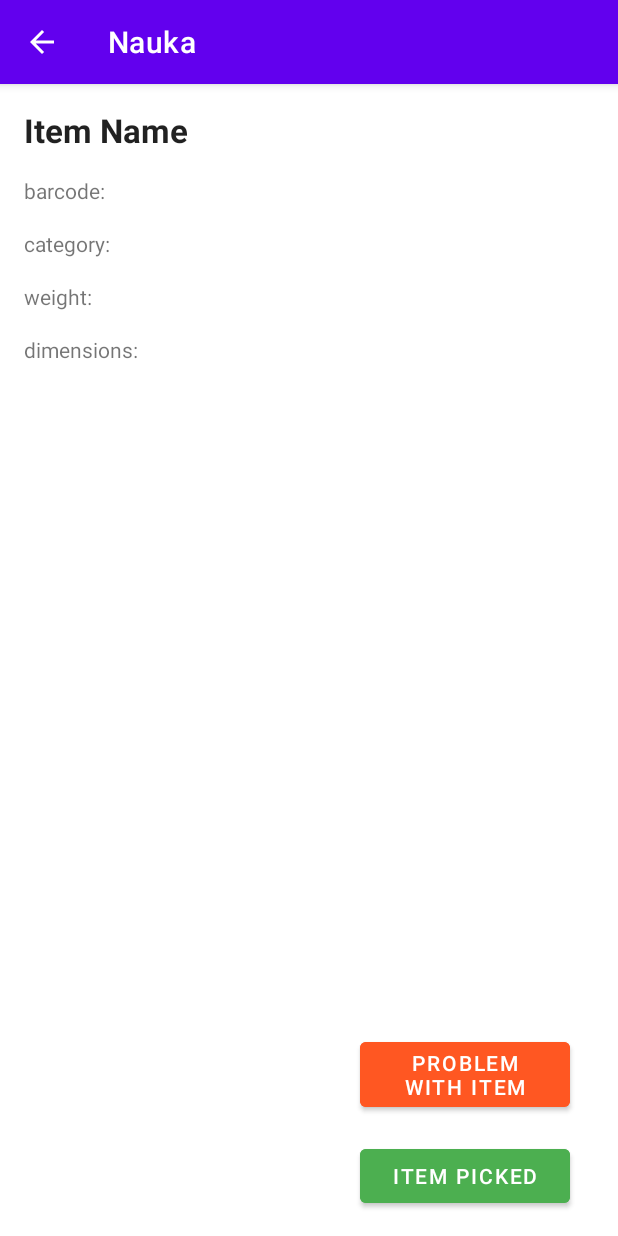
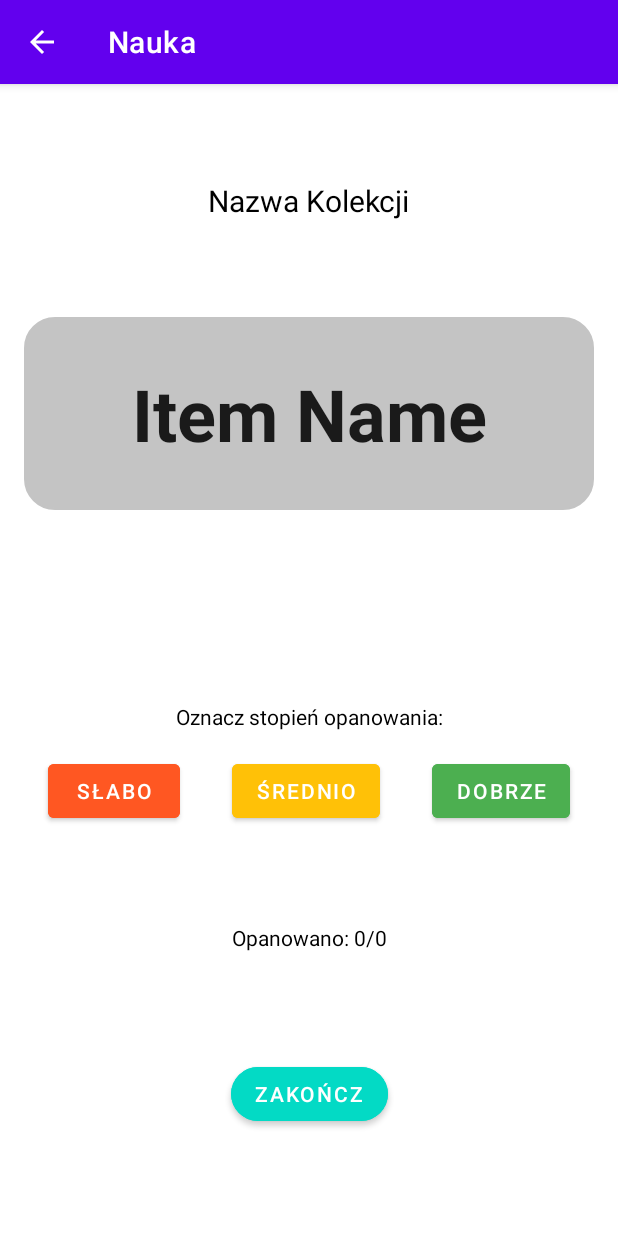
Before and after one commit to PatrykDyminski/Fiszki, an Android app: the PickProcessFragment screen opened directly, with no data from a screen before it, on a phone screen of 412 x 824 dp. Run offline under Robolectric (Android 15) with nearby library versions, the phone set to English and light mode, and no system bars; 6 statements that could not run were skipped.

Commit message:
Study process

```diff
--- a/app/src/main/java/com/patryk/quickpick/ListaListFiszekActivity.kt
+++ b/app/src/main/java/com/patryk/quickpick/ListaListFiszekActivity.kt
@@ -10,6 +10,7 @@ import android.widget.SearchView
 import android.widget.TextView
 import android.widget.Toast
 import androidx.appcompat.app.AppCompatActivity
+import androidx.appcompat.app.AppCompatDelegate
 import androidx.appcompat.widget.Toolbar
 import androidx.core.widget.NestedScrollView
 import androidx.recyclerview.widget.RecyclerView
@@ -35,6 +36,8 @@ class ListaListFiszekActivity : AppCompatActivity() {
     override fun onCreate(savedInstanceState: Bundle?) {
         super.onCreate(savedInstanceState)
         setContentView(R.layout.activity_order_list)
+
+        AppCompatDelegate.setDefaultNightMode(AppCompatDelegate.MODE_NIGHT_NO)
 
         val toolbar = findViewById<Toolbar>(R.id.toolbar)
         setSupportActionBar(toolbar)
--- a/app/src/main/java/com/patryk/quickpick/ui/pickprocess/PickProcessFragment.kt
+++ b/app/src/main/java/com/patryk/quickpick/ui/pickprocess/PickProcessFragment.kt
@@ -25,6 +25,8 @@ class PickProcessFragment : Fragment() {
 
     private lateinit var listaFiszek: ListaFiszek
 
+    private lateinit var currentFiszka: Fiszka
+
     override fun onCreate(savedInstanceState: Bundle?) {
         super.onCreate(savedInstanceState)
 
@@ -43,7 +45,7 @@ class PickProcessFragment : Fragment() {
         fragmentView = view
 
         viewModel.setupProcess(listaFiszek)
-        val item = viewModel.getCurrentlyProcessedItem()
+        val item = viewModel.getCurrentlyProcessedFiszka()
 
         setItem(item)
         assignButtons(view)
@@ -53,25 +55,42 @@ class PickProcessFragment : Fragment() {
 
     private fun assignButtons(view: View){
 
-        val pickSuccessButton: Button = view.findViewById(R.id.pickSuccessButton)
-        pickSuccessButton.setOnClickListener {
-            viewModel.itemPicked()
-            handleNextItem()
+        val wordLearnedButton = view.findViewById<Button>(R.id.wordLearnedButton)
+        wordLearnedButton.setOnClickListener {
+            viewModel.wordLearned()
+            handleNextFiszka()
         }
 
-        val pickProblemButton: Button = view.findViewById(R.id.pickProblemButton)
-        pickProblemButton.setOnClickListener {
-            viewModel.problemWithItem()
-            handleNextItem()
+        val wordNotLearnedButton: Button = view.findViewById(R.id.wordNotLearnedButton)
+        wordNotLearnedButton.setOnClickListener {
+            viewModel.wordNotLearned()
+            handleNextFiszka()
+        }
+
+        val wordMediumLearnedButton: Button = view.findViewById(R.id.wordMediumLearnedButton)
+        wordMediumLearnedButton.setOnClickListener {
+            viewModel.wordNotLearned()
+            handleNextFiszka()
+        }
+
+        val fiszka: TextView = view.findViewById(R.id.wordLabel)
+        fiszka.setOnClickListener {
+            flip(fiszka)
         }
     }
 
-    private fun handleNextItem(){
+    private fun flip(fiszka: TextView) {
+        if(fiszka.text == currentFiszka.word)
+            fiszka.text = currentFiszka.translation
+        else
+            fiszka.text = currentFiszka.word
+    }
+
+    private fun handleNextFiszka(){
         if(viewModel.isProcessFinished()){
             goToSummary()
         }else{
-            val nextItem = viewModel.getCurrentlyProcessedItem()
-            setItem(nextItem)
+            setItem(viewModel.getCurrentlyProcessedFiszka())
         }
     }
 
@@ -84,8 +103,14 @@ class PickProcessFragment : Fragment() {
     }
 
     private fun setItem(fiszka: Fiszka){
-        fragmentView.findViewById<TextView>(R.id.itemNameLabel).text = fiszka.word
-        fragmentView.findViewById<TextView>(R.id.categoryLabel).text = fiszka.translation
+        currentFiszka = fiszka;
+        fragmentView.findViewById<TextView>(R.id.wordLabel).text = fiszka.word
+
+        updateStatusLabel()
+    }
+
+    private fun updateStatusLabel() {
+        fragmentView.findViewById<TextView>(R.id.learnedLabel).text = "Opanowano: " + viewModel.getLearnedFiszkiNumber() + "/" + viewModel.getTotalFiszkiNumber()
     }
 
     companion object {
--- /dev/null
+++ b/app/src/main/res/drawable/rounded_corner.xml
@@ -0,0 +1,16 @@
+<?xml version="1.0" encoding="utf-8"?>
+<shape xmlns:android="http://schemas.android.com/apk/res/android" >
+    <stroke
+        android:width="1dp"
+        android:color="#C4C4C4" />
+
+    <solid android:color="#C4C4C4" />
+
+    <padding
+        android:left="1dp"
+        android:right="1dp"
+        android:bottom="1dp"
+        android:top="1dp" />
+
+    <corners android:radius="20dp" />
+</shape>
--- a/app/src/main/res/layout/fragment_pick_process.xml
+++ b/app/src/main/res/layout/fragment_pick_process.xml
@@ -8,77 +8,108 @@
     tools:context=".ui.pickprocess.PickProcessFragment">
 
     <TextView
-        android:id="@+id/itemNameLabel"
+        android:id="@+id/wordLabel"
+        android:layout_width="0dp"
+        android:layout_height="wrap_content"
+        android:layout_marginStart="16dp"
+        android:layout_marginTop="64dp"
+        android:layout_marginEnd="16dp"
+        android:autoSizeMaxTextSize="48sp"
+        android:autoSizeMinTextSize="22sp"
+        android:autoSizeTextType="uniform"
+        android:background="@drawable/rounded_corner"
+        android:paddingLeft="16sp"
+        android:paddingTop="32sp"
+        android:paddingRight="16sp"
+        android:paddingBottom="32sp"
+        android:text="Item Name"
+        android:textAlignment="center"
+        android:textAppearance="?android:attr/textAppearanceLarge"
+        android:textSize="48sp"
+        android:textStyle="bold"
+        app:layout_constraintEnd_toEndOf="parent"
+        app:layout_constraintStart_toStartOf="parent"
+        app:layout_constraintTop_toBottomOf="@+id/collectionName" />
+
+    <Button
+        android:id="@+id/wordLearnedButton"
         android:layout_width="wrap_content"
         android:layout_height="wrap_content"
-        android:layout_marginStart="16dp"
         android:layout_marginTop="16dp"
-        android:text="Item Name"
-        android:textAppearance="?android:attr/textAppearanceLarge"
-        android:textStyle="bold"
+        android:layout_marginEnd="32dp"
+        android:backgroundTint="#4CAF50"
+        android:text="Dobrze"
+        app:layout_constraintEnd_toEndOf="parent"
+        app:layout_constraintTop_toBottomOf="@+id/learnLevelLabel" />
+
+    <Button
+        android:id="@+id/endButton"
+        android:layout_width="wrap_content"
+        android:layout_height="wrap_content"
+        android:layout_marginTop="64dp"
+        android:layout_marginBottom="64dp"
+        android:backgroundTint="#03DAC5"
+        android:text="Zakończ"
+        app:cornerRadius="50dp"
+        app:layout_constraintBottom_toBottomOf="parent"
+        app:layout_constraintEnd_toEndOf="parent"
+        app:layout_constraintStart_toStartOf="parent"
+        app:layout_constraintTop_toBottomOf="@+id/learnedLabel" />
+
+    <Button
+        android:id="@+id/wordMediumLearnedButton"
+        android:layout_width="wrap_content"
+        android:layout_height="wrap_content"
+        android:layout_marginTop="16dp"
+        android:backgroundTint="#FFC107"
+        android:text="Średnio"
+        app:layout_constraintEnd_toStartOf="@+id/wordLearnedButton"
+        app:layout_constraintStart_toEndOf="@+id/wordNotLearnedButton"
+        app:layout_constraintTop_toBottomOf="@+id/learnLevelLabel" />
+
+    <Button
+        android:id="@+id/wordNotLearnedButton"
+        android:layout_width="wrap_content"
+        android:layout_height="wrap_content"
+        android:layout_marginStart="32dp"
+        android:layout_marginTop="16dp"
+        android:backgroundTint="#FF5722"
+        android:text="Słabo"
+        app:layout_constraintStart_toStartOf="parent"
+        app:layout_constraintTop_toBottomOf="@+id/learnLevelLabel" />
+
+    <TextView
+        android:id="@+id/collectionName"
+        android:layout_width="wrap_content"
+        android:layout_height="wrap_content"
+        android:layout_marginTop="64dp"
+        android:text="Nazwa Kolekcji"
+        android:textColor="#000000"
+        android:textSize="20sp"
+        app:layout_constraintEnd_toEndOf="parent"
         app:layout_constraintStart_toStartOf="parent"
         app:layout_constraintTop_toTopOf="parent" />
 
     <TextView
-        android:id="@+id/barcodeLabel"
+        android:id="@+id/learnLevelLabel"
         android:layout_width="wrap_content"
         android:layout_height="wrap_content"
-        android:layout_marginStart="16dp"
-        android:layout_marginTop="16dp"
-        android:text="barcode:"
+        android:layout_marginTop="128dp"
+        android:text="Oznacz stopień opanowania:"
+        android:textColor="#000000"
+        app:layout_constraintEnd_toEndOf="parent"
         app:layout_constraintStart_toStartOf="parent"
-        app:layout_constraintTop_toBottomOf="@+id/itemNameLabel" />
+        app:layout_constraintTop_toBottomOf="@+id/wordLabel" />
 
     <TextView
-        android:id="@+id/categoryLabel"
+        android:id="@+id/learnedLabel"
         android:layout_width="wrap_content"
         android:layout_height="wrap_content"
-        android:layout_marginStart="16dp"
-        android:layout_marginTop="16dp"
-        android:text="category:"
+        android:layout_marginTop="64dp"
+        android:text="Opanowano 0/13"
+        android:textColor="#000000"
+        app:layout_constraintEnd_toEndOf="parent"
         app:layout_constraintStart_toStartOf="parent"
-        app:layout_constraintTop_toBottomOf="@+id/barcodeLabel" />
-
-    <TextView
-        android:id="@+id/weightLabel"
-        android:layout_width="wrap_content"
-        android:layout_height="wrap_content"
-        android:layout_marginStart="16dp"
-        android:layout_marginTop="16dp"
-        android:text="weight:"
-        app:layout_constraintStart_toStartOf="parent"
-        app:layout_constraintTop_toBottomOf="@+id/categoryLabel" />
-
-    <TextView
-        android:id="@+id/dimensionsLabel"
-        android:layout_width="wrap_content"
-        android:layout_height="wrap_content"
-        android:layout_marginStart="16dp"
-        android:layout_marginTop="16dp"
-        android:text="dimensions:"
-        app:layout_constraintStart_toStartOf="parent"
-        app:layout_constraintTop_toBottomOf="@+id/weightLabel" />
-
-    <Button
-        android:id="@+id/pickSuccessButton"
-        android:layout_width="140dp"
-        android:layout_height="wrap_content"
-        android:layout_marginEnd="32dp"
-        android:layout_marginBottom="16dp"
-        android:backgroundTint="#4CAF50"
-        android:text="Item Picked"
-        app:layout_constraintBottom_toBottomOf="parent"
-        app:layout_constraintEnd_toEndOf="parent" />
-
-    <Button
-        android:id="@+id/pickProblemButton"
-        android:layout_width="140dp"
-        android:layout_height="wrap_content"
-        android:layout_marginEnd="32dp"
-        android:layout_marginBottom="16dp"
-        android:backgroundTint="#FF5722"
-        android:text="Problem with item"
-        app:layout_constraintBottom_toTopOf="@+id/pickSuccessButton"
-        app:layout_constraintEnd_toEndOf="parent" />
+        app:layout_constraintTop_toBottomOf="@+id/wordMediumLearnedButton" />
 
 </androidx.constraintlayout.widget.ConstraintLayout>
```
Also changed, not shown: app/src/main/java/com/patryk/quickpick/logic/PickProcess.kt (+25 -17 lines), app/src/main/java/com/patryk/quickpick/ui/pickprocess/PickProcessViewModel.kt (+14 -6 lines).
